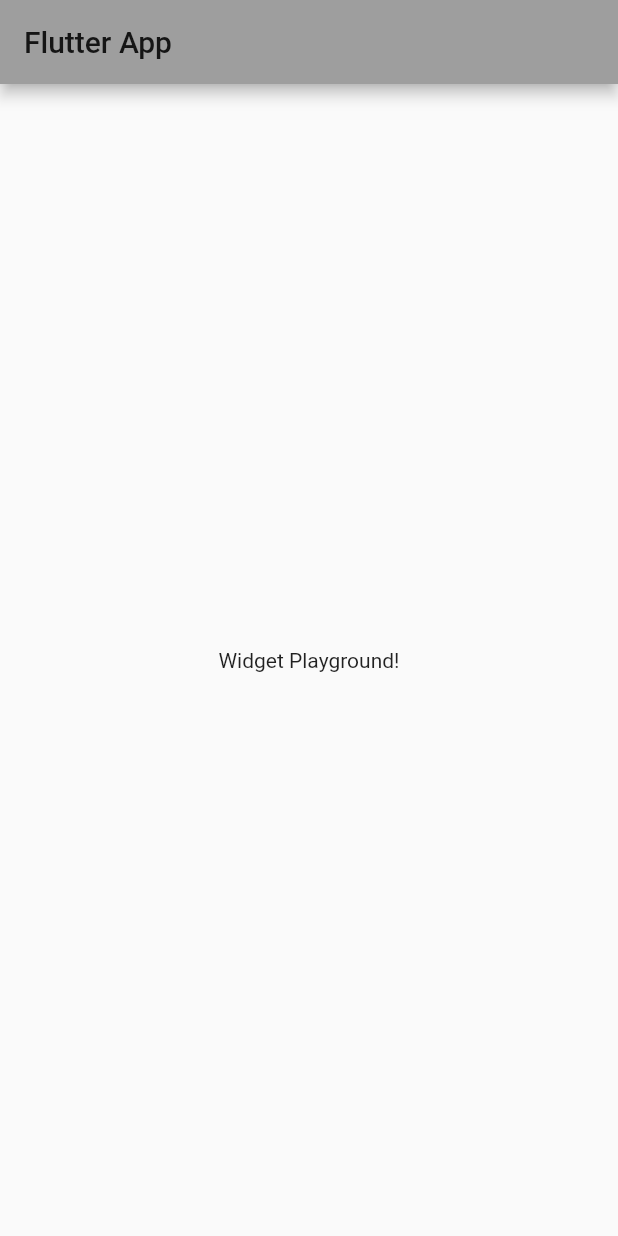
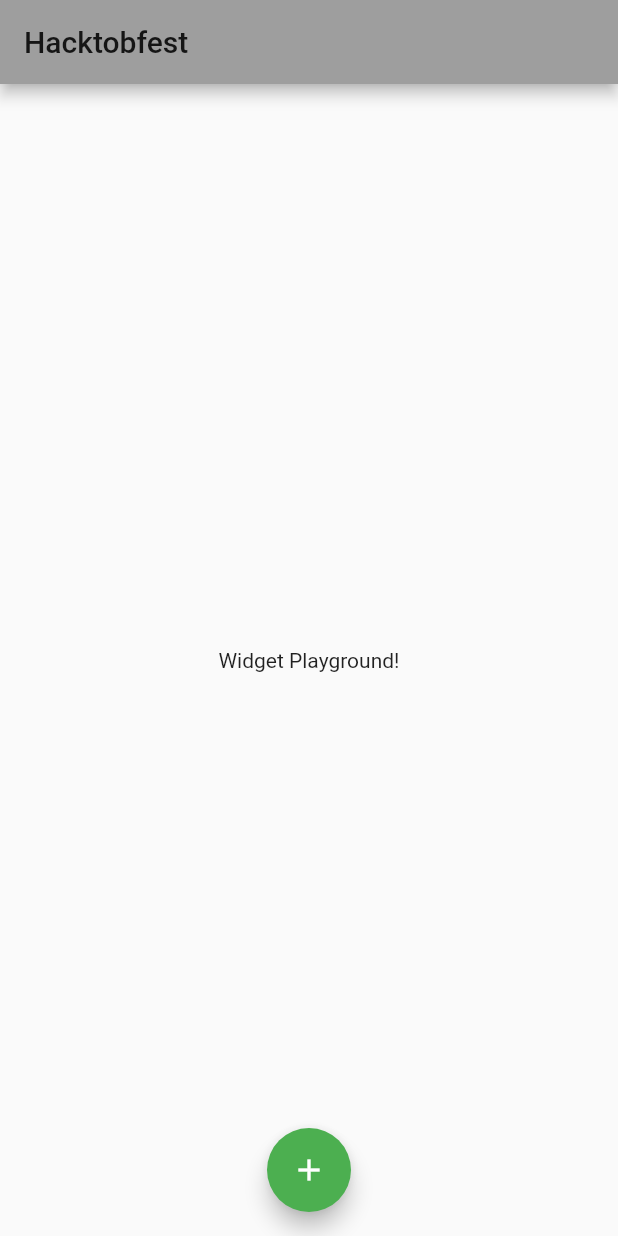
Before and after one commit to AdielAndradeR/hacktoberfest, a Flutter app: the screen it shows after launch, on a phone screen of 412 x 824 dp. Run offline on Flutter 3.47's test engine with Material 2 defaults, Android fonts, the phone set to English and light mode, and no system bars.

Commit message:
adding button

```diff
--- a/hacktobfest/lib/main.dart
+++ b/hacktobfest/lib/main.dart
@@ -22,11 +22,17 @@ class MyHomePage extends StatelessWidget {
   Widget build(BuildContext context) {
     return Scaffold(
       appBar: AppBar(
-        title: Text('Flutter App'),
+        title: Text('Hacktobfest'),
       ),
       body: Center(
         child: Text('Widget Playground!'),
       ),
+      floatingActionButtonLocation: FloatingActionButtonLocation.centerFloat,
+      floatingActionButton: FloatingActionButton(
+        child: Icon(Icons.add),
+
+        onPressed: () => {},
+        )
     );
   }
 }
```
